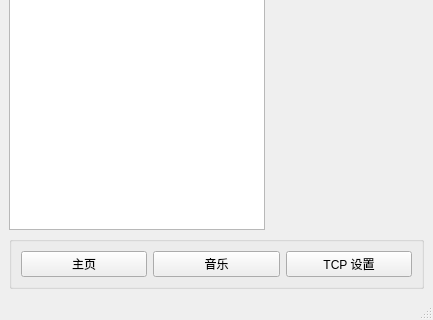
Above: 2_Proj/client/tcpclient.ui from sitakerchen/MultiStereo before the change; both pictures show x 0 to 433 and y 468 to 788 of the 433 by 788 pixel window. Below: the same form after it.
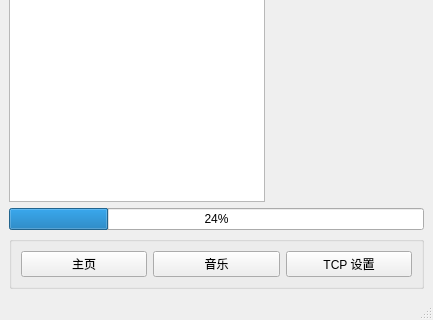
That is the form after the change.

The edit to the form file:
```diff
--- a/2_Proj/client/tcpclient.ui
+++ b/2_Proj/client/tcpclient.ui
@@ -14,8 +14,8 @@
    <string>MainWindow</string>
   </property>
   <widget class="QWidget" name="centralwidget">
-   <layout class="QVBoxLayout" name="verticalLayout_3" stretch="5,0">
-    <item>
+   <layout class="QGridLayout" name="gridLayout_3">
+    <item row="0" column="0">
      <layout class="QGridLayout" name="gridLayout">
       <item row="0" column="0" rowspan="2">
        <layout class="QVBoxLayout" name="verticalLayout_2">
@@ -108,7 +108,14 @@
       </item>
      </layout>
     </item>
-    <item>
+    <item row="1" column="0">
+     <widget class="QProgressBar" name="progressBar">
+      <property name="value">
+       <number>24</number>
+      </property>
+     </widget>
+    </item>
+    <item row="2" column="0">
      <widget class="QGroupBox" name="groupBox_switch">
       <property name="title">
        <string/>
```
